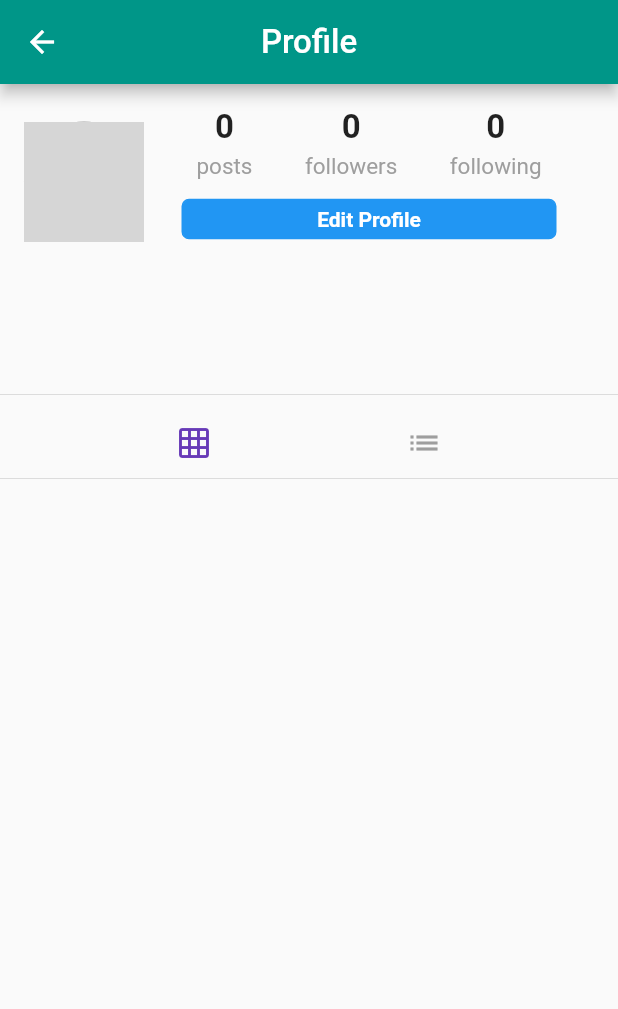
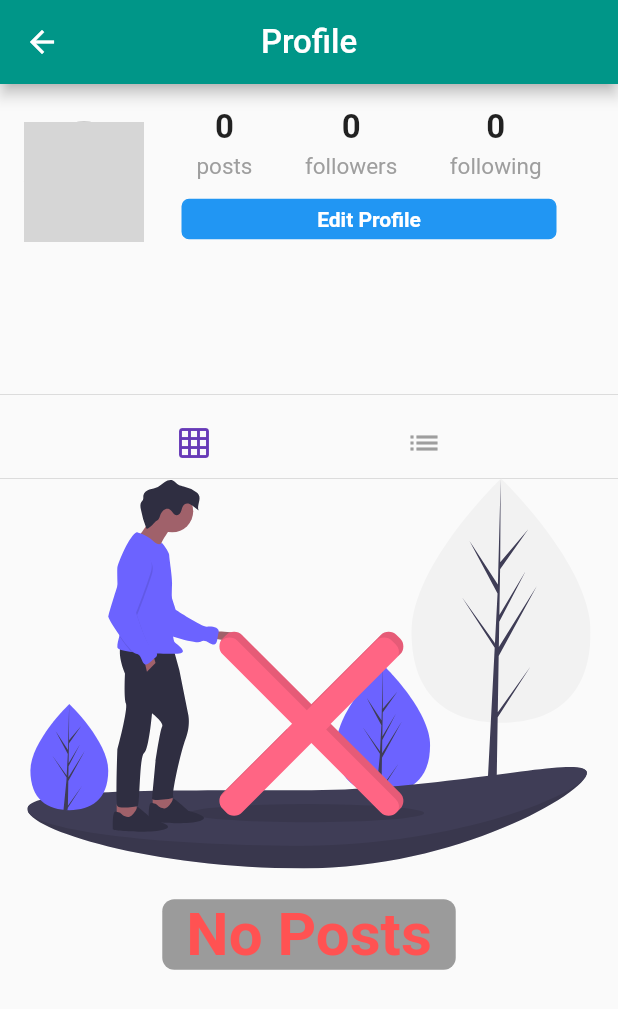
Before and after one commit to luisfelipeguevaraa/fluttershare, a Flutter app: the Profile screen opened directly, on a phone screen of 412 x 824 dp. Shown: the top 1009 px of the screen. Run offline on Flutter 3.47's test engine with Material 2 defaults, Android fonts, the phone set to English and light mode, and no system bars; our stand-ins replace cached_network_image, cloud_firestore, firebase_storage, flutter_svg, geolocator, google_sign_in and 1 more; accounts and stored records are empty; network calls fail; grey boxes are pictures that could not be loaded.

Commit message:
40 imagen cuando no hay posts

```diff
--- a/lib/pages/profile.dart
+++ b/lib/pages/profile.dart
@@ -1,6 +1,7 @@
 import 'package:cached_network_image/cached_network_image.dart';
 import 'package:cloud_firestore/cloud_firestore.dart';
 import 'package:flutter/material.dart';
+import 'package:flutter_svg/svg.dart';
 import 'package:fluttershare/models/user.dart';
 import 'package:fluttershare/pages/edit_profile.dart';
 import 'package:fluttershare/pages/home.dart';
@@ -203,7 +204,32 @@ class _ProfileState extends State<Profile> {
   buildProfilePosts(){
     if(isLoading){
       return circularProgress();
-    } else if (postOrientation == "grid") {
+    } else if (posts.isEmpty){
+      return Container(
+        child: Column(
+          mainAxisAlignment: MainAxisAlignment.center,
+          children: <Widget>[
+            SvgPicture.asset('assets/images/no_content.svg', height: 260.0),
+            Padding(
+              padding: EdgeInsets.only(top: 20.0),
+              child: RaisedButton(
+                  shape: RoundedRectangleBorder(
+                    borderRadius: BorderRadius.circular(8.0),
+                  ),
+                  child: Text(
+                    "No Posts",
+                    style: TextStyle(
+                      color: Colors.redAccent,
+                      fontSize: 40.0,
+                      fontWeight: FontWeight.bold,
+                    ),
+                  ),
+                ),
+            ),
+          ],
+        ));
+    }
+    else if (postOrientation == "grid") {
       List<GridTile> gridTiles = [];
       posts.forEach((post){
         gridTiles.add(
```
